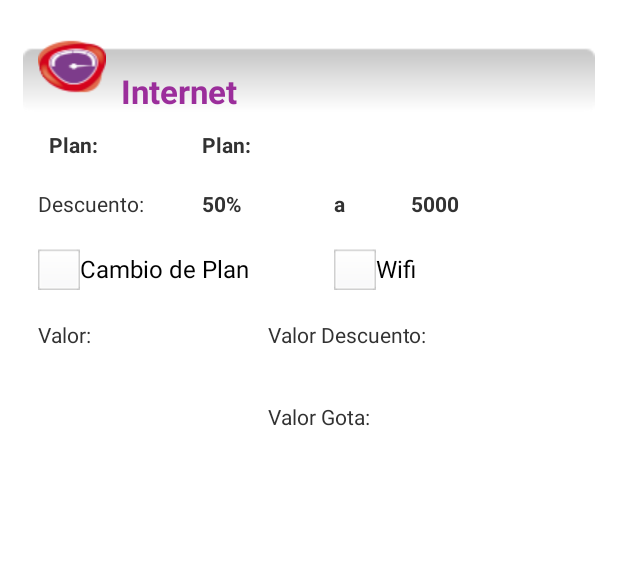
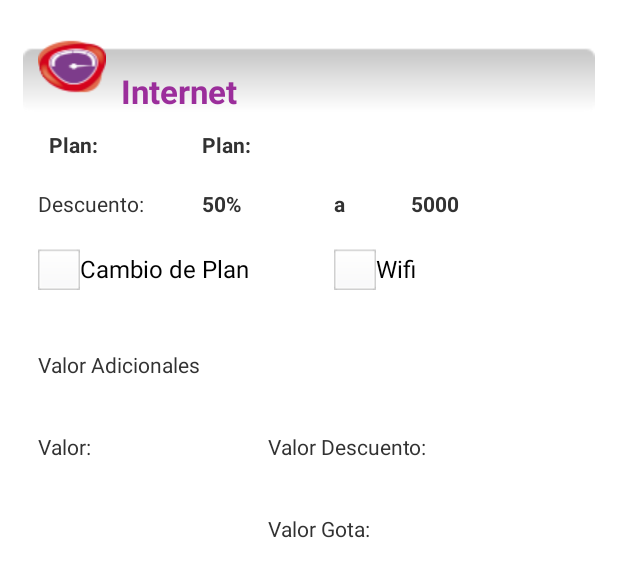
Before and after one commit to gio02078017/restVM, an Android app: the layout resumeninternet.xml on its own in the app's theme, with its tools: preview values and no code run, on a phone screen of 412 x 824 dp. Shown: the top 577 px of the screen. Run offline under Robolectric (Android 15) with nearby library versions, the phone set to English and light mode, and no system bars.

Commit message:
Se pintan los adicionales de banda ancha en el resumen de internet en la consolidacion de la venta

```diff
--- a/app/src/main/java/co/com/une/appmovilesune/components/CompAdicional.java
+++ b/app/src/main/java/co/com/une/appmovilesune/components/CompAdicional.java
@@ -147,7 +147,7 @@ public class CompAdicional extends LinearLayout implements ObserverAdicionales,
                 for (ArrayList<String> arrayList : respuesta) {
                     // adaptador.add(arrayList.get(0));
                     System.out.println("adicional name " + arrayList.get(0));
-                    if(arrayList.get(0).equalsIgnoreCase("HBO GO") || arrayList.get(0).equalsIgnoreCase("HBOGO")){
+                    if(UtilidadesTarificadorNew.validarHomologadoHBOGO(arrayList.get(0)).equalsIgnoreCase("HBO GO")){
                         if(UtilidadesTarificadorNew.validarVelocidadInternet(planBA,cliente) && !limpiar){
                             adaptador.add(arrayList.get(0));
                         }
@@ -387,7 +387,7 @@ public class CompAdicional extends LinearLayout implements ObserverAdicionales,
     public void limpiarAdicionalHBOGO(boolean limpiar) {
         for(ListaAdicionales adicional: adicionales){
             Log.d("HBOGO",adicional.getAdicional());
-            if(adicional.getAdicional().equalsIgnoreCase("HBOGO") || adicional.getAdicional().equalsIgnoreCase("HBO GO")){
+            if(UtilidadesTarificadorNew.validarHomologadoHBOGO(adicional.getAdicional()).equalsIgnoreCase("HBO GO")){
                 adicionales.remove(adicional);
             }
         }
--- a/app/src/main/res/layout/resumeninternet.xml
+++ b/app/src/main/res/layout/resumeninternet.xml
@@ -148,6 +148,48 @@
         <TableRow
             android:layout_width="match_parent"
             android:layout_height="wrap_content"
+            android:background="@color/white"
+            android:padding="10dp">
+
+            <ListView
+                android:id="@+id/lstAdicionalesInternet"
+                android:layout_width="match_parent"
+                android:layout_height="wrap_content"
+                android:layout_span="7" />
+
+        </TableRow>
+
+        <TableRow
+            android:layout_width="match_parent"
+            android:layout_height="wrap_content"
+            android:layout_marginBottom="15dp"
+            android:background="@color/white"
+            android:padding="10dp">
+
+            <RelativeLayout
+                android:layout_width="wrap_content"
+                android:layout_height="wrap_content"
+                android:layout_span="4">
+
+                <TextView
+                    android:layout_width="wrap_content"
+                    android:layout_height="wrap_content"
+                    android:text="Valor Adicionales" />
+
+                <TextView
+                    android:id="@+id/lblValorAdicionales"
+                    android:layout_width="match_parent"
+                    android:layout_height="wrap_content"
+                    android:layout_marginRight="25dp"
+                    android:gravity="right"
+                    android:textColor="@color/purple"
+                    android:textStyle="bold" />
+            </RelativeLayout>
+        </TableRow>
+
+        <TableRow
+            android:layout_width="match_parent"
+            android:layout_height="wrap_content"
             android:layout_marginBottom="15dp"
             android:background="@color/white"
             android:padding="10dp">
```
Also changed, not shown: app/src/main/java/co/com/une/appmovilesune/change/UtilidadesTarificadorNew.java (+13 -0 lines), app/src/main/java/co/com/une/appmovilesune/components/CompTotalCotizador.java (+7 -3 lines), app/src/main/java/co/com/une/appmovilesune/components/ResumenInternet.java (+91 -2 lines), app/src/main/java/co/com/une/appmovilesune/controller/ControlCotizador.java (+7 -1 lines), app/src/main/java/co/com/une/appmovilesune/controller/ControlVenta.java (+22 -21 lines), app/src/main/java/co/com/une/appmovilesune/model/Cotizacion.java (+42 -0 lines).
